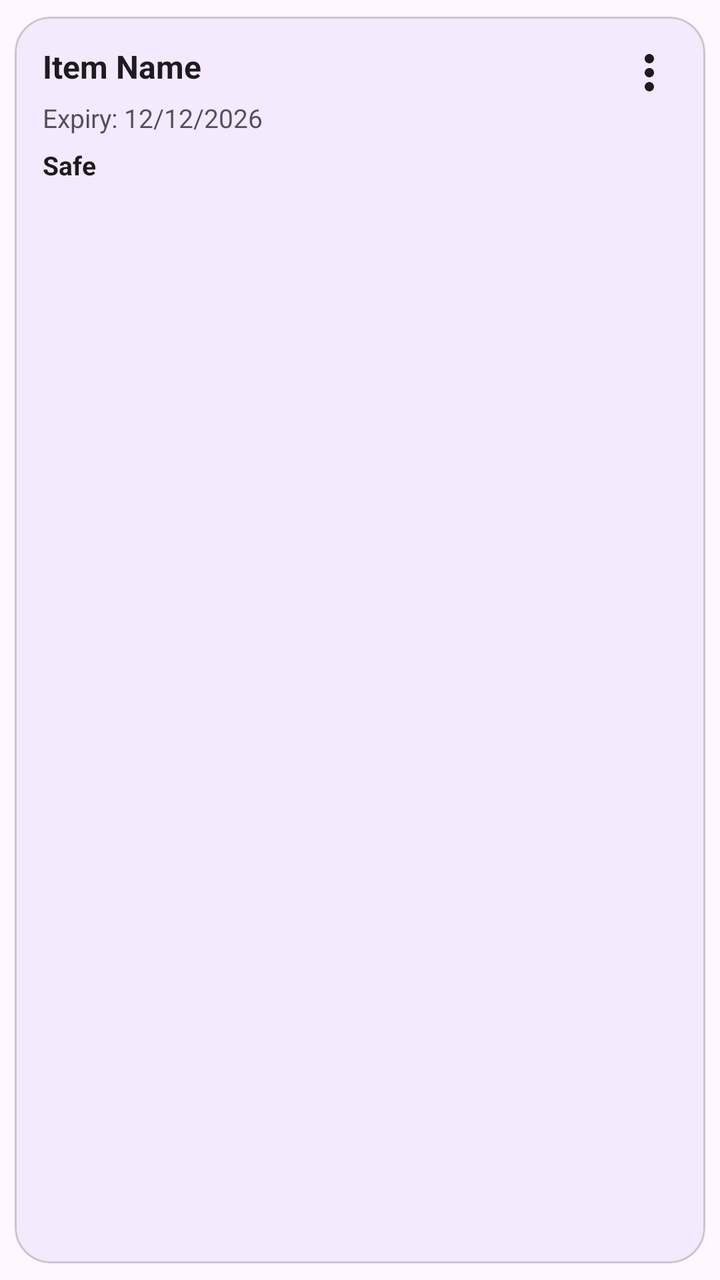
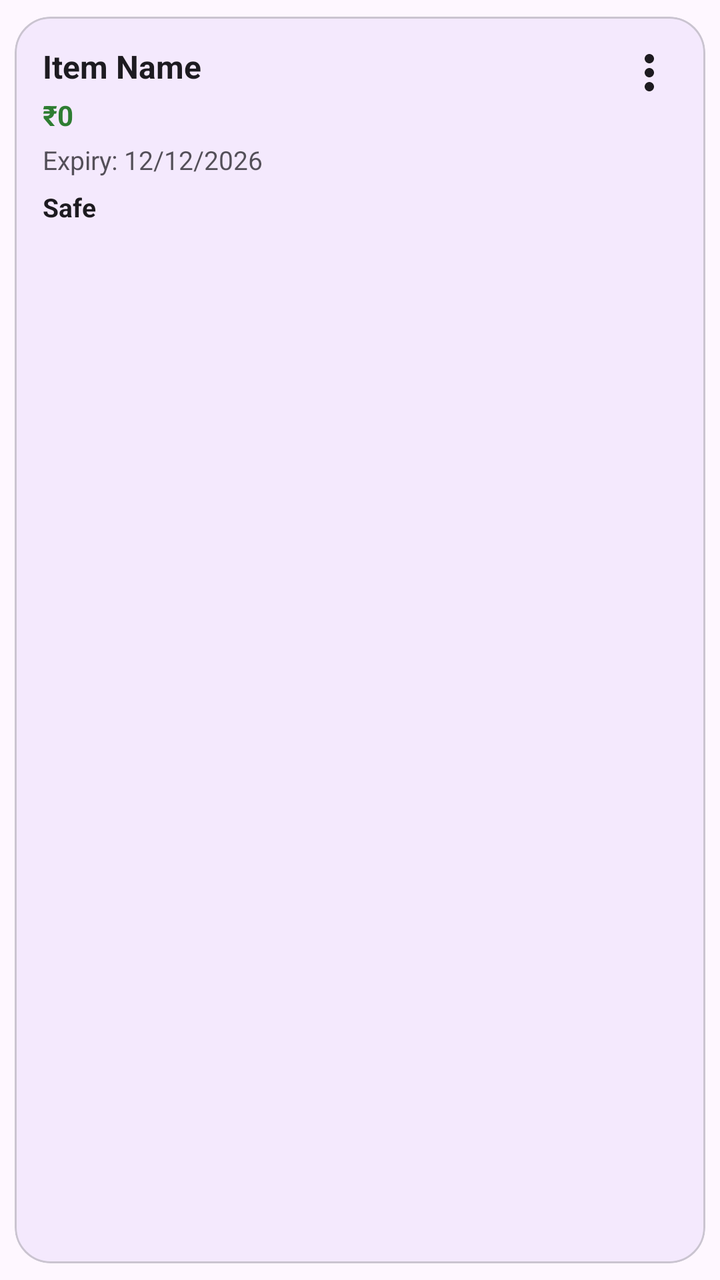

Two renders of the same Android screen: before a commit and after it. Below are the layout's source before the change and the commit's diff.
<!-- AndroidManifest.xml: application theme Theme.PantryPal -->
<!-- res/layout/item_pantry.xml -->
<?xml version="1.0" encoding="utf-8"?>
<com.google.android.material.card.MaterialCardView
    xmlns:android="http://schemas.android.com/apk/res/android"
    xmlns:app="http://schemas.android.com/apk/res-auto"
    android:layout_width="match_parent"
    android:layout_height="wrap_content"
    android:layout_marginBottom="10dp"
    app:cardCornerRadius="18dp"
    app:cardElevation="2dp"
    app:cardUseCompatPadding="true">

    <androidx.constraintlayout.widget.ConstraintLayout
        android:layout_width="match_parent"
        android:layout_height="wrap_content"
        android:padding="14dp">

        <TextView
            android:id="@+id/tvName"
            android:layout_width="0dp"
            android:layout_height="wrap_content"
            android:text="Item Name"
            android:textStyle="bold"
            android:textSize="16sp"
            android:textColor="?attr/colorOnBackground"
            app:layout_constraintStart_toStartOf="parent"
            app:layout_constraintTop_toTopOf="parent"
            app:layout_constraintEnd_toStartOf="@+id/ivMore"
            android:layout_marginEnd="10dp"/>

        <ImageView
            android:id="@+id/ivMore"
            android:layout_width="28dp"
            android:layout_height="28dp"
            android:src="@drawable/ic_more_vert_24"
            app:tint="?attr/colorOnSurface"
            android:contentDescription="More"
            android:background="?attr/selectableItemBackgroundBorderless"
            app:layout_constraintEnd_toEndOf="parent"
            app:layout_constraintTop_toTopOf="parent" />

        <TextView
            android:id="@+id/tvExpiry"
            android:layout_width="0dp"
            android:layout_height="wrap_content"
            android:text="Expiry: 12/12/2026"
            android:textSize="13sp"
            android:alpha="0.75"
            android:textColor="?attr/colorOnBackground"
            app:layout_constraintStart_toStartOf="parent"
            app:layout_constraintTop_toBottomOf="@+id/tvName"
            app:layout_constraintEnd_toEndOf="parent"
            android:layout_marginTop="6dp"/>

        <TextView
            android:id="@+id/tvStatus"
            android:layout_width="wrap_content"
            android:layout_height="wrap_content"
            android:text="Safe"
            android:textStyle="bold"
            android:textSize="13sp"
            android:textColor="?attr/colorOnBackground"
            app:layout_constraintStart_toStartOf="parent"
            app:layout_constraintTop_toBottomOf="@+id/tvExpiry"
            android:layout_marginTop="6dp"/>

    </androidx.constraintlayout.widget.ConstraintLayout>

</com.google.android.material.card.MaterialCardView>
<!-- resources referenced by this layout -->
<resources>
  <!-- drawable ic_more_vert_24 (drawable) -->
  <vector xmlns:android="http://schemas.android.com/apk/res/android" android:height="24dp" android:tint="#000000" android:viewportHeight="24" android:viewportWidth="24" android:width="24dp">
        
      <path android:fillColor="@android:color/white" android:pathData="M12,8c1.1,0 2,-0.9 2,-2s-0.9,-2 -2,-2 -2,0.9 -2,2 0.9,2 2,2zM12,10c-1.1,0 -2,0.9 -2,2s0.9,2 2,2 2,-0.9 2,-2 -0.9,-2 -2,-2zM12,16c-1.1,0 -2,0.9 -2,2s0.9,2 2,2 2,-0.9 2,-2 -0.9,-2 -2,-2z"/>
      
  </vector>
  <style name="Theme.PantryPal" parent="Theme.Material3.DayNight.NoActionBar">
          <item name="colorPrimary">@color/pp_primary</item>
          <item name="colorPrimaryContainer">@color/pp_primary_dark</item>
          <item name="colorOnPrimary">@color/white</item>
  
          
          <item name="android:statusBarColor">@color/pp_primary_dark</item>
          <item name="android:navigationBarColor">@color/pp_bg</item>
      </style>
  <color name="pp_primary">#7C3AED</color>
  <color name="pp_primary_dark">#5B21B6</color>
  <color name="white">#FFFFFFFF</color>
  <color name="pp_bg">#FFFFFF</color>
</resources>

<!-- the commit's change to res/layout/item_pantry.xml (unified diff, before → after) -->
@@ -14,6 +14,7 @@
         android:layout_height="wrap_content"
         android:padding="14dp">
 
+        
         <TextView
             android:id="@+id/tvName"
             android:layout_width="0dp"
@@ -27,6 +28,7 @@
             app:layout_constraintEnd_toStartOf="@+id/ivMore"
             android:layout_marginEnd="10dp"/>
 
+        
         <ImageView
             android:id="@+id/ivMore"
             android:layout_width="28dp"
@@ -38,6 +40,20 @@
             app:layout_constraintEnd_toEndOf="parent"
             app:layout_constraintTop_toTopOf="parent" />
 
+        
+        <TextView
+            android:id="@+id/tvPrice"
+            android:layout_width="wrap_content"
+            android:layout_height="wrap_content"
+            android:text="₹0"
+            android:textSize="14sp"
+            android:textStyle="bold"
+            android:textColor="#2E7D32"
+            android:layout_marginTop="4dp"
+            app:layout_constraintStart_toStartOf="parent"
+            app:layout_constraintTop_toBottomOf="@+id/tvName"/>
+
+        
         <TextView
             android:id="@+id/tvExpiry"
             android:layout_width="0dp"
@@ -46,11 +62,12 @@
             android:textSize="13sp"
             android:alpha="0.75"
             android:textColor="?attr/colorOnBackground"
+            android:layout_marginTop="4dp"
             app:layout_constraintStart_toStartOf="parent"
-            app:layout_constraintTop_toBottomOf="@+id/tvName"
-            app:layout_constraintEnd_toEndOf="parent"
-            android:layout_marginTop="6dp"/>
+            app:layout_constraintTop_toBottomOf="@+id/tvPrice"
+            app:layout_constraintEnd_toEndOf="parent"/>
 
+        
         <TextView
             android:id="@+id/tvStatus"
             android:layout_width="wrap_content"
@@ -59,9 +76,9 @@
             android:textStyle="bold"
             android:textSize="13sp"
             android:textColor="?attr/colorOnBackground"
+            android:layout_marginTop="6dp"
             app:layout_constraintStart_toStartOf="parent"
-            app:layout_constraintTop_toBottomOf="@+id/tvExpiry"
-            android:layout_marginTop="6dp"/>
+            app:layout_constraintTop_toBottomOf="@+id/tvExpiry"/>
 
     </androidx.constraintlayout.widget.ConstraintLayout>
 
